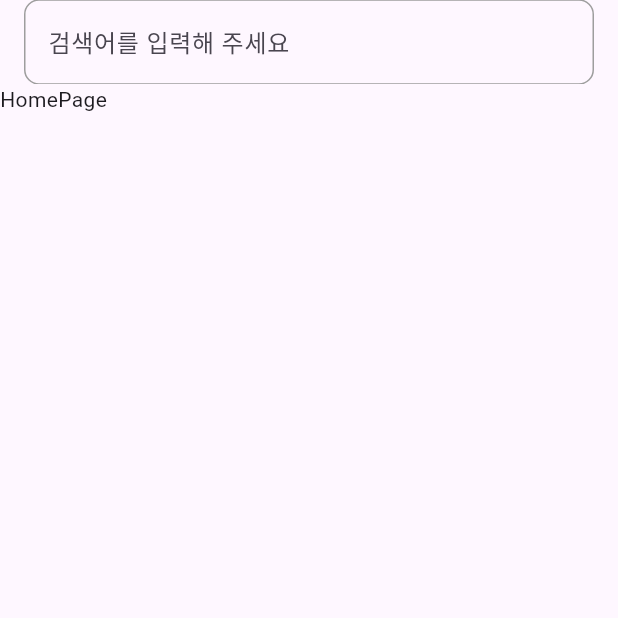
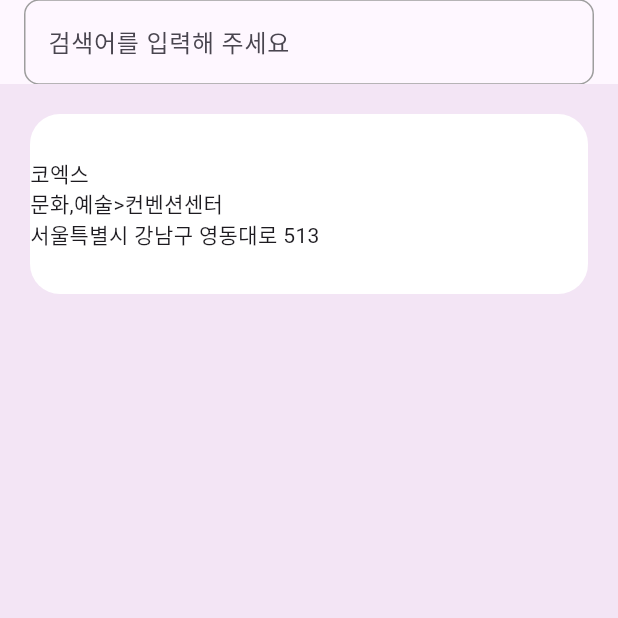
Before and after one commit to dlworua/location_app, a Flutter app: the screen it shows after launch, on a phone screen of 412 x 824 dp, the top half of it. Run offline on Flutter 3.47's test engine with Material 3 defaults, Android fonts, the phone set to English and light mode, and no system bars; our stand-ins replace flutter_riverpod.

Commit message:
feat: homepage 리스트 위젯 뼈대 초기 완성

```diff
--- a/lib/ui/pages/home/home_page.dart
+++ b/lib/ui/pages/home/home_page.dart
@@ -1,9 +1,7 @@
 import 'package:flutter/material.dart';
-import 'package:flutter_riverpod/flutter_riverpod.dart';
 
 class HomePage extends StatelessWidget {
   TextEditingController textEditingController = TextEditingController();
-
   @override
   Widget build(BuildContext context) {
     return GestureDetector(
@@ -11,6 +9,7 @@ class HomePage extends StatelessWidget {
         FocusScope.of(context).unfocus();
       },
       child: Scaffold(
+        backgroundColor: Colors.purple[50],
         appBar: AppBar(
           title: TextField(
             maxLines: 1,
@@ -34,7 +33,36 @@ class HomePage extends StatelessWidget {
             ),
           ),
         ),
-        body: Text('HomePage'),
+        body: Padding(
+          padding: const EdgeInsets.all(20),
+          child: Column(
+            children: [
+              Expanded(
+                child: ListView(
+                  children: [
+                    Container(
+                      width: double.infinity,
+                      height: 120,
+                      decoration: BoxDecoration(
+                        borderRadius: BorderRadius.circular(20),
+                        color: Colors.white,
+                      ),
+                      child: Column(
+                        crossAxisAlignment: CrossAxisAlignment.start,
+                        mainAxisAlignment: MainAxisAlignment.center,
+                        children: [
+                          Text('코엑스'), //title
+                          Text('문화,예술>컨벤션센터'), //category
+                          Text('서울특별시 강남구 영동대로 513'), //address
+                        ],
+                      ),
+                    ),
+                  ],
+                ),
+              ),
+            ],
+          ),
+        ),
       ),
     );
   }
```
